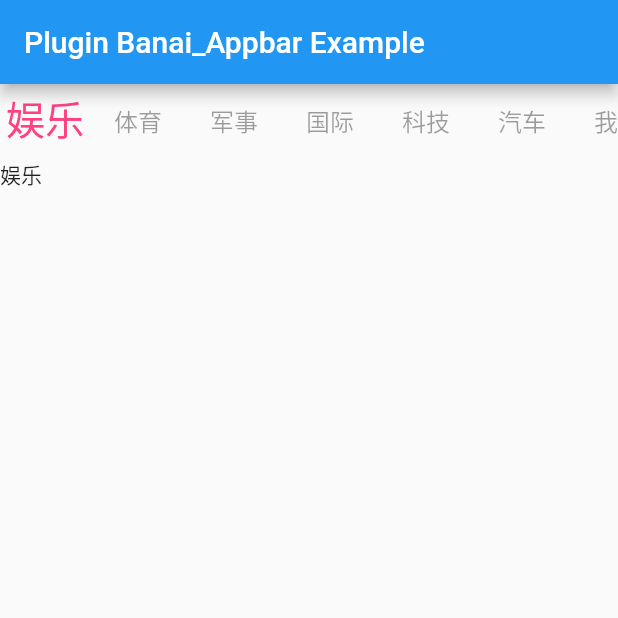
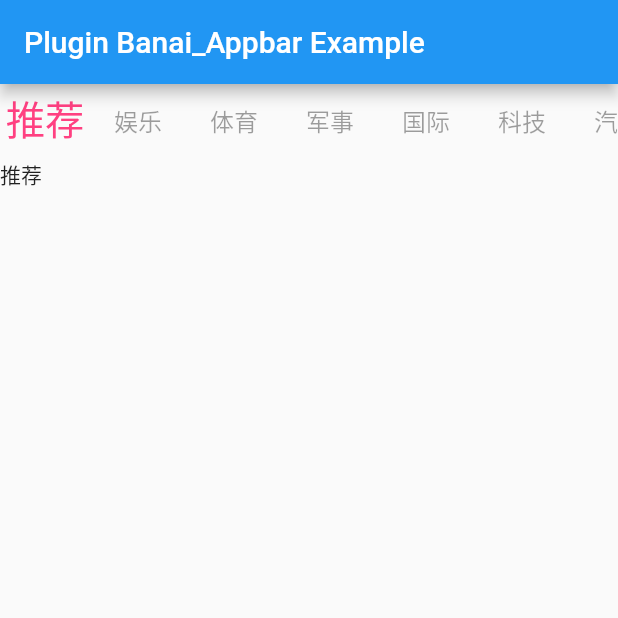
Before and after one commit to ihongwu/banai_tabbar, a Flutter app: the screen it shows after launch, on a phone screen of 412 x 824 dp, the top half of it. Run offline on Flutter 3.47's test engine with Material 2 defaults, Android fonts, the phone set to English and light mode, and no system bars.

Commit message:
update readme

```diff
--- a/example/lib/main.dart
+++ b/example/lib/main.dart
@@ -17,13 +17,14 @@ class _MyAppState extends State<MyApp>  with AutomaticKeepAliveClientMixin,Singl
   bool get wantKeepAlive => true;
   late TabController _tabConroller;
   List tablist = [
+    '推荐',
     '娱乐',
     '体育',
     '军事',
     '国际',
     '科技',
     '汽车',
-    '我关注的'
+    '我关注的',
   ];
 
   @override
--- a/pubspec.yaml
+++ b/pubspec.yaml
@@ -1,7 +1,7 @@
 name: banai_tabbar
 description: This plug-in is designed to solve the problem of jitter in enlarging and reducing the tabbar font of flutter.
 version: 1.0.0
-homepage:
+homepage: https://github.com/ihongwu/banai_tabbar
 
 environment:
   sdk: ">=2.12.0 <3.0.0"
```
Also changed, not shown: 1 other file.
